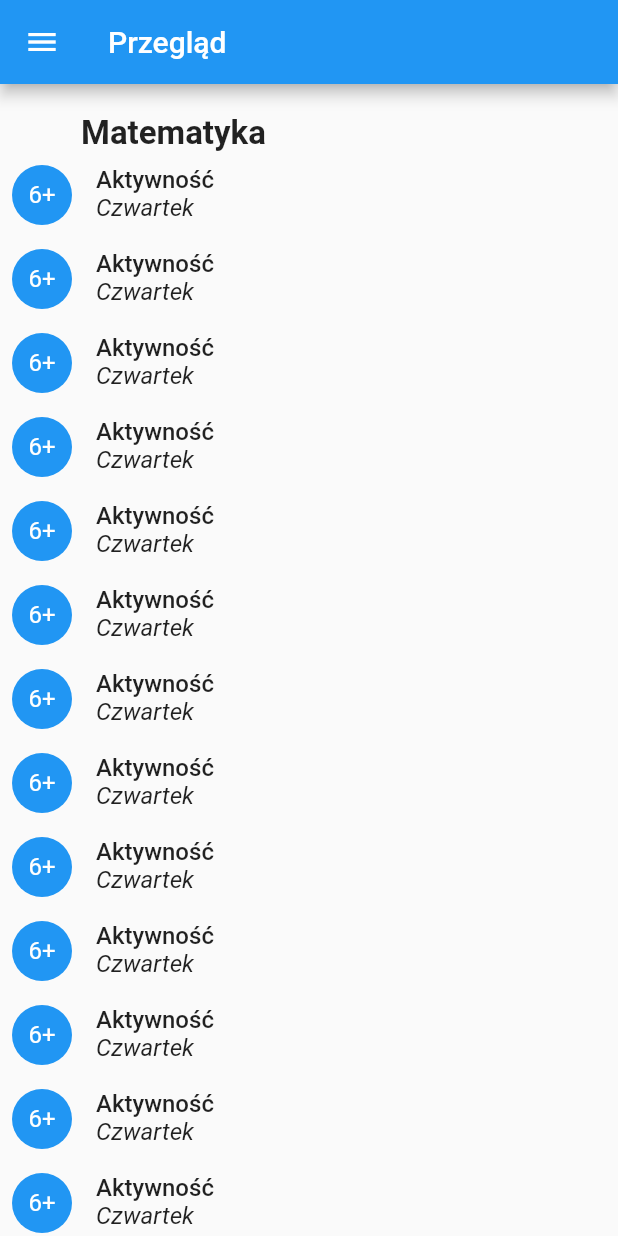
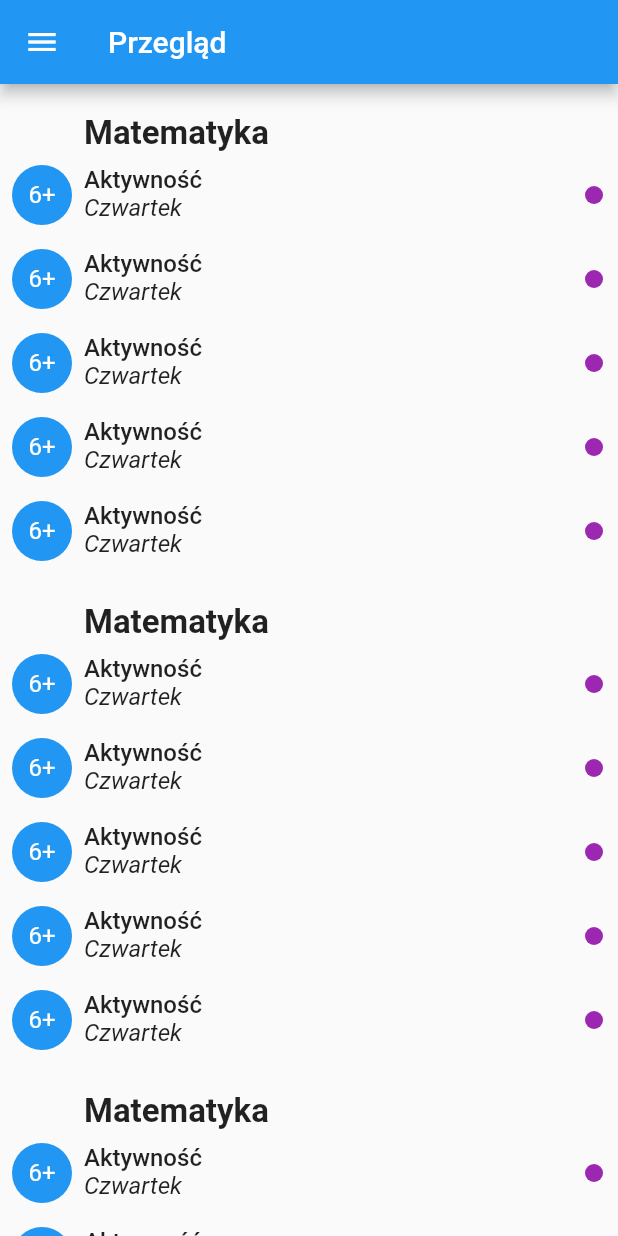
Before and after one commit to MatisiekPL/librus-go, a Flutter app: the screen it shows after launch, on a phone screen of 412 x 824 dp. Run offline on Flutter 3.47's test engine with Material 2 defaults, Android fonts, the phone set to English and light mode, and no system bars.

Commit message:
:sparkles: Improved grades fragment

```diff
--- a/lib/fragments/grades_fragment.dart
+++ b/lib/fragments/grades_fragment.dart
@@ -1,4 +1,5 @@
 import 'package:flutter/material.dart';
+import 'package:librus_go/misc/DrawCircle.dart';
 
 class GradesFragment extends StatefulWidget {
   @override
@@ -9,7 +10,7 @@ class _GradesFragmentState extends State<GradesFragment> {
   @override
   Widget build(BuildContext context) {
     return ListView.builder(
-        itemCount: 25,
+        itemCount: 5,
         itemBuilder: (context, int subjectIndex) => SubjectWidget());
   }
 }
@@ -22,7 +23,7 @@ class SubjectWidget extends StatelessWidget {
       crossAxisAlignment: CrossAxisAlignment.start,
       children: <Widget>[
         Padding(
-          padding: const EdgeInsets.only(left: 54.0, top: 20.0),
+          padding: const EdgeInsets.only(left: 56.0, top: 20.0),
           child: Container(
             child: Text(
               'Matematyka',
@@ -32,7 +33,7 @@ class SubjectWidget extends StatelessWidget {
         ),
         ListView.builder(
             shrinkWrap: true,
-            itemCount: 20,
+            itemCount: 5,
             physics: ClampingScrollPhysics(),
             itemBuilder: (context, int gradeIndex) => GradeWidget())
       ],
@@ -44,9 +45,18 @@ class SubjectWidget extends StatelessWidget {
 class GradeWidget extends StatelessWidget {
   @override
   Widget build(BuildContext context) {
-    return Padding(
+    return GestureDetector(
+      behavior: HitTestBehavior.translucent,
+      onTap: () {
+        _showDetails(context);
+      },
+      child: Container(
+        child: Padding(
           padding: const EdgeInsets.all(8.0),
           child: Row(
+            mainAxisAlignment: MainAxisAlignment.spaceBetween,
+            children: <Widget>[
+              Row(
                 crossAxisAlignment: CrossAxisAlignment.start,
                 children: <Widget>[
                   CircleAvatar(
@@ -57,23 +67,51 @@ class GradeWidget extends StatelessWidget {
                     ),
                   ),
                   Padding(
-            padding: const EdgeInsets.only(left: 16.0),
+                    padding: const EdgeInsets.only(left: 8.0),
                     child: Column(
                       crossAxisAlignment: CrossAxisAlignment.start,
                       children: <Widget>[
                         Text(
                           'Aktywność',
-                  style: TextStyle(fontSize: 16.0, fontWeight: FontWeight.w500),
+                          style: TextStyle(
+                              fontSize: 16.0, fontWeight: FontWeight.w500),
                         ),
                         Text(
                           'Czwartek',
-                  style: TextStyle(fontSize: 16.0, fontStyle: FontStyle.italic),
+                          style: TextStyle(
+                              fontSize: 16.0, fontStyle: FontStyle.italic),
                         )
                       ],
                     ),
-          )
+                  ),
                 ],
+              ),
+              Padding(
+                padding: const EdgeInsets.all(8.0),
+                child: Container(
+                  child: CustomPaint(painter: DrawCircle()),
+                ),
+              ),
+            ],
+          ),
+        ),
       ),
     );
   }
+
+  void _showDetails(BuildContext context) {
+    showDialog(
+        context: context,
+        builder: (BuildContext context) => AlertDialog(
+              title: Text("Szczegóły"),
+              content: Text('something...'),
+              actions: <Widget>[
+                new FlatButton(
+                    onPressed: () {
+                      Navigator.of(context).pop();
+                    },
+                    child: new Text("OK"))
+              ],
+            ));
   }
+}
--- /dev/null
+++ b/lib/misc/DrawCircle.dart
@@ -0,0 +1,22 @@
+import 'package:flutter/material.dart';
+
+class DrawCircle extends CustomPainter {
+  Paint _paint;
+
+  DrawCircle() {
+    _paint = Paint()
+      ..color = Colors.purple
+      ..strokeWidth = 10.0
+      ..style = PaintingStyle.fill;
+  }
+
+  @override
+  void paint(Canvas canvas, Size size) {
+    canvas.drawCircle(Offset(0.0, 0.0), 6.0, _paint);
+  }
+
+  @override
+  bool shouldRepaint(CustomPainter oldDelegate) {
+    return false;
+  }
+}
--- a/lib/screens/overview_screen.dart
+++ b/lib/screens/overview_screen.dart
@@ -1,5 +1,7 @@
 import 'package:flutter/material.dart';
+import 'package:flutter/rendering.dart';
 import 'package:librus_go/fragments/grades_fragment.dart';
+import 'package:librus_go/misc/DrawCircle.dart';
 import 'package:librus_go/screens/login_screen.dart';
 
 class OverviewScreen extends StatefulWidget {
@@ -41,12 +43,34 @@ class _OverviewScreenState extends State<OverviewScreen> {
             ),
             ListTile(
               leading: Icon(Icons.home),
-              title: Text('Przegląd'),
+              title: Row(
+                mainAxisAlignment: MainAxisAlignment.spaceBetween,
+                children: <Widget>[
+                  Text('Przegląd'),
+                  Padding(
+                    padding: const EdgeInsets.all(8.0),
+                    child: Container(
+//                      child: CustomPaint(painter: DrawCircle()),
+                    ),
+                  ),
+                ],
+              ),
               onTap: () {},
             ),
             ListTile(
               leading: Icon(Icons.library_books),
-              title: Text('Oceny'),
+              title: Row(
+                mainAxisAlignment: MainAxisAlignment.spaceBetween,
+                children: <Widget>[
+                  Text('Oceny'),
+                  Padding(
+                    padding: const EdgeInsets.all(8.0),
+                    child: Container(
+                      child: CustomPaint(painter: DrawCircle()),
+                    ),
+                  ),
+                ],
+              ),
               onTap: () {},
             ),
             ListTile(
```
Lines whose indentation alone changed are shown as unchanged.
